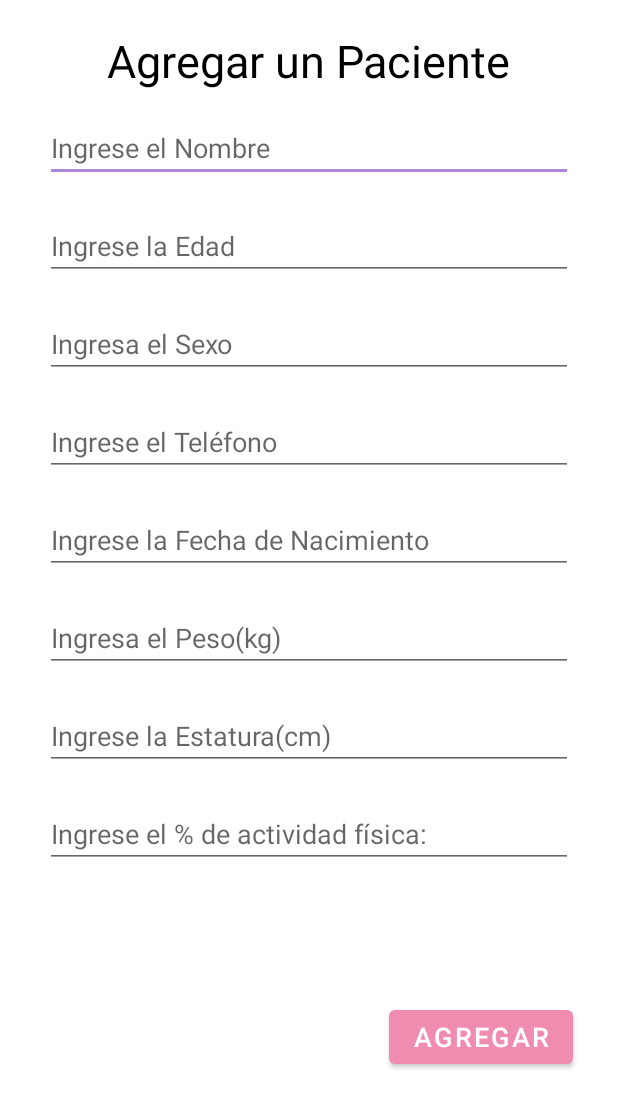
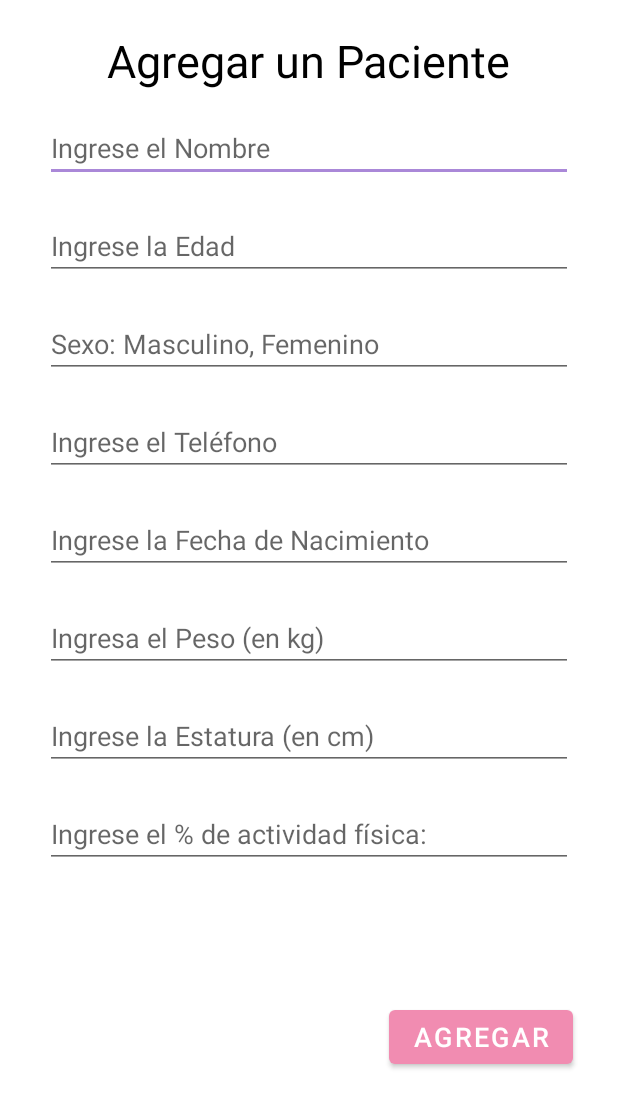
Before and after one commit to OsmarCastor/NutriApp, an Android app: the AgregarPaciente screen opened directly, with no data from a screen before it, on a phone screen of 412 x 824 dp. Shown: the top 1108 px of the screen. Run offline under Robolectric (Android 15) with nearby library versions, the phone set to English and light mode, and no system bars; libraries missing offline, so code that uses them is left out: castor.no.c, com.google.android.filament.

Commit message:
Hago commit

```diff
--- a/app/build.gradle
+++ b/app/build.gradle
@@ -38,6 +38,7 @@ android {
 dependencies {
 
     implementation "androidx.room:room-ktx:2.4.3"
+    implementation 'com.google.ar.sceneform:filament-android:1.17.1'
     kapt "androidx.room:room-compiler:2.4.3"
     implementation "org.jetbrains.kotlin:kotlin-stdlib:1.7.10"
     implementation 'androidx.lifecycle:lifecycle-runtime-ktx:2.5.1'
--- a/app/src/main/java/castor/no/c/programar/nutriapp/AgregarPaciente.kt
+++ b/app/src/main/java/castor/no/c/programar/nutriapp/AgregarPaciente.kt
@@ -6,8 +6,10 @@ import android.view.View
 import android.widget.EditText
 import android.widget.Toast
 import androidx.lifecycle.lifecycleScope
+import com.google.android.filament.Box
 import kotlinx.android.synthetic.main.activity_agregar_paciente.*
 import kotlinx.coroutines.launch
+import java.lang.reflect.Modifier
 
 class AgregarPaciente : AppCompatActivity() {
     lateinit var txtNombre:EditText
@@ -34,7 +36,6 @@ class AgregarPaciente : AppCompatActivity() {
         supportActionBar?.hide()
         txtNacimiento.setOnClickListener{showDatePickerDialog()}
     }
-
     private fun showDatePickerDialog() {
         val datePicker = DatePickerFragment {day, month, year -> onDateSelected(day, month+1, year)}
         datePicker.show(supportFragmentManager, "datePicker")
--- a/app/src/main/res/layout/activity_agregar_paciente.xml
+++ b/app/src/main/res/layout/activity_agregar_paciente.xml
@@ -67,6 +67,7 @@
         android:layout_marginTop="20dp"
         android:layout_marginEnd="30dp"
         android:hint="@string/telefono_paciente"
+        android:nextFocusDown="@id/txtNacimiento"
         app:layout_constraintEnd_toEndOf="parent"
         app:layout_constraintHorizontal_bias="0.0"
         app:layout_constraintStart_toStartOf="parent"
@@ -83,10 +84,10 @@
         android:clickable="false"
         android:ems="10"
         android:focusable="false"
-        android:focusableInTouchMode="false"
         android:hint="@string/nacimiento_paciente"
         android:importantForAutofill="no"
         android:inputType="date"
+        android:nextFocusDown="@id/txtPeso"
         app:layout_constraintEnd_toEndOf="parent"
         app:layout_constraintStart_toStartOf="parent"
         app:layout_constraintTop_toBottomOf="@+id/txtTelefono"
--- a/app/src/main/res/values/strings.xml
+++ b/app/src/main/res/values/strings.xml
@@ -5,8 +5,8 @@
     <string name="nombre_paciente">Ingrese el Nombre</string>
     <string name="edad_paciente">Ingrese la Edad</string>
     <string name="telefono_paciente">Ingrese el Teléfono</string>
-    <string name="peso_paciente">Ingresa el Peso(kg)</string>
-    <string name="talla_paciente">Ingrese la Estatura(cm)</string>
+    <string name="peso_paciente">Ingresa el Peso (en kg)</string>
+    <string name="talla_paciente">Ingrese la Estatura (en cm)</string>
     <string name="nacimiento_paciente">Ingrese la Fecha de Nacimiento</string>
     <string name="porcentaje">Ingrese el % de actividad física:</string>
     <string name="guardar">Guardar</string>
@@ -15,6 +15,6 @@
     <string name="boton_imc">Calcular IMC</string>
     <string name="boton_peso">Calcular Peso Ideal</string>
     <string name="boton_get">Calcular GET</string>
-    <string name="stringsexo">Ingresa el Sexo</string>
+    <string name="stringsexo">Sexo: Masculino, Femenino</string>
     <string name="boton_geb">Calcular GEB</string>
 </resources>
```
